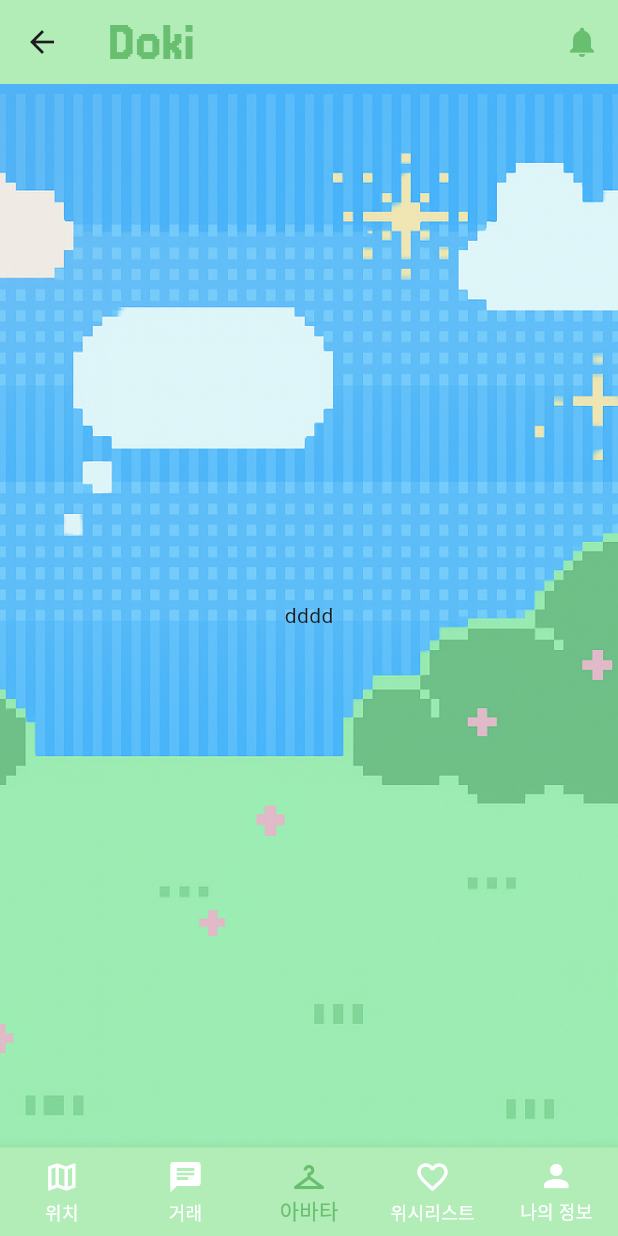
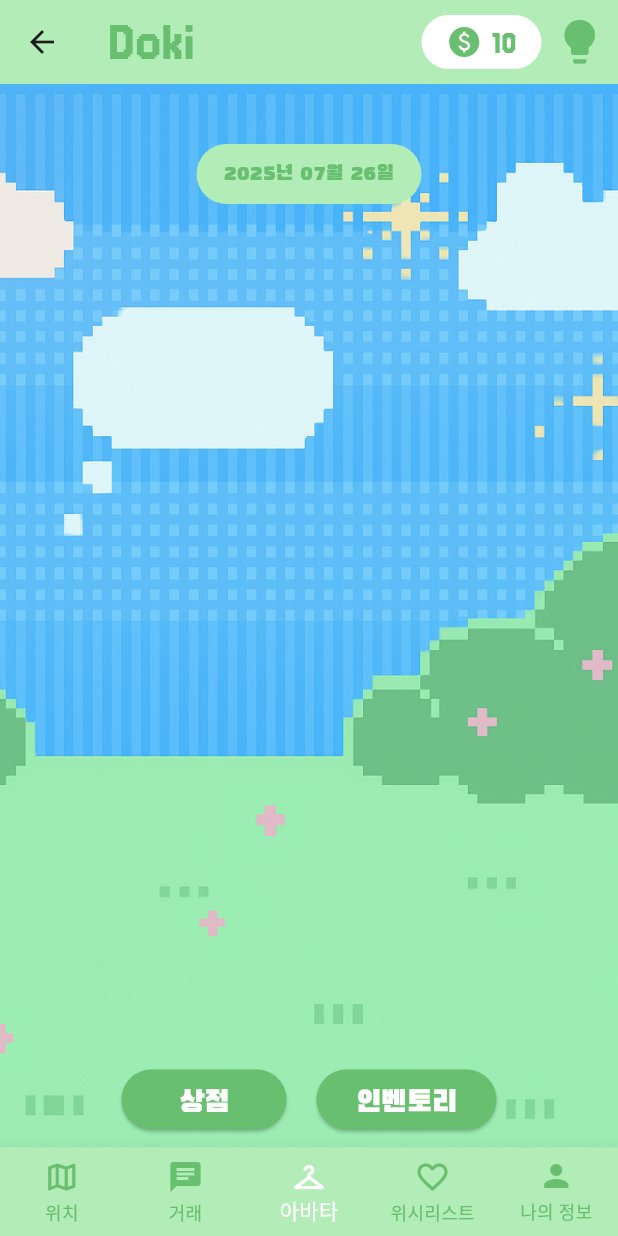
Before and after one commit to Eora-Doki/frontend, a Flutter app: the HomePage screen opened directly, on a phone screen of 412 x 824 dp. Run offline on Flutter 3.47's test engine with Material 3 defaults, Android fonts, the phone set to English and light mode, and no system bars; our stand-ins replace flutter_secure_storage, get; accounts and stored records are empty.

Commit message:
[FEAT] 아바타 화면 날짜, 상점 및 인벤토리 버튼 추가

```diff
--- a/lib/screens/avatar.dart
+++ b/lib/screens/avatar.dart
@@ -10,7 +10,9 @@ class AvatarPage extends StatelessWidget {
   @override
   Widget build(BuildContext context) {
     return Center(
-      child: Text('dddd'),
+      child: Text(
+        ''
+      ),
     );
   }
 }
--- a/lib/screens/home.dart
+++ b/lib/screens/home.dart
@@ -1,8 +1,9 @@
-import 'package:doki/screens/avatar.dart';
-import 'package:doki/screens/map.dart';
 import 'package:flutter/material.dart';
 import 'package:get/get.dart';
+import 'package:intl/intl.dart';
 
+import '../screens/avatar.dart';
+import '../screens/map.dart';
 import '../controllers/navigation_controller.dart';
 
 void main() {
@@ -34,6 +35,8 @@ class HomePage extends StatelessWidget {
     MapPage(),
   ];
 
+  final today = DateFormat('yyyy년 MM월 dd일').format(DateTime.now());
+
   @override
   Widget build(BuildContext context) {
     return Scaffold(
@@ -49,9 +52,35 @@ class HomePage extends StatelessWidget {
         ),
 
         actions: [
+          Container(
+            margin: const EdgeInsets.symmetric(vertical: 7),
+            width: 80,
+            decoration: BoxDecoration(
+              borderRadius: BorderRadius.circular(30),
+              color: Colors.white,
+            ),
+            child: const Row(
+              mainAxisSize: MainAxisSize.min,
+              mainAxisAlignment: MainAxisAlignment.center,
+              children: [
+                Icon(Icons.paid, color: Color(0xff69BF70)),
+                Text(
+                  ' 10',
+                  style: TextStyle(
+                    fontFamily: 'Jersey15-Regular',
+                    color: Color(0xff69BF70),
+                    fontSize: 25
+                  ),
+                ),
+              ],
+            ),
+          ),
+
           IconButton(
-            onPressed: () {},
-            icon: const Icon(Icons.notifications, color: Color(0xff69BF70)),
+            onPressed: () {
+              // 알림 기능 추후 개발
+            },
+            icon: const Icon(Icons.lightbulb, color: Color(0xff69BF70), size: 35),
           ),
         ],
       ),
@@ -64,6 +93,123 @@ class HomePage extends StatelessWidget {
               fit: BoxFit.cover,
             ),
           ),
+
+
+          Row(
+            mainAxisAlignment: MainAxisAlignment.center,
+            crossAxisAlignment: CrossAxisAlignment.center,
+            children: [
+              Container(
+                alignment: Alignment.center,
+                padding: const EdgeInsets.only(top: 10, bottom: 10),
+                margin: const EdgeInsets.only(top: 40),
+                width: 150,
+                height: 40,
+                decoration: const BoxDecoration(
+                  color: Color(0xffB2ECB7),
+                  borderRadius: BorderRadius.all(Radius.circular(20)),
+                ),
+                child: Text(
+                  today,
+                  style: const TextStyle(
+                    fontFamily: 'BlackHanSans-Regular',
+                    color: Color(0xff69BF70),
+                  ),
+                ),
+              ),
+            ],
+          ),
+
+          Align(
+            alignment: Alignment.bottomCenter,
+            child: Padding(
+              padding: const EdgeInsets.all(8.0),
+              child: Row(
+                mainAxisAlignment: MainAxisAlignment.center,
+                children: [
+                  SizedBox(
+                    width: 110,
+                    child: ElevatedButton(
+                      style: ElevatedButton.styleFrom(
+                        backgroundColor: const Color(0xff69BF70),
+                        foregroundColor: Colors.white,
+                      ),
+                      onPressed: () {
+                        showModalBottomSheet(
+                          context: context,
+                          shape: const RoundedRectangleBorder(
+                            borderRadius: BorderRadius.vertical(top: Radius.circular(20)),
+                          ),
+                          backgroundColor: Colors.white,
+                          builder: (context) {
+                            return const Padding(
+                              padding: EdgeInsets.all(20),
+                              child: SizedBox(
+                                height: 300,
+                              ),
+                            );
+                          },
+                        );
+                      },
+                      child: const Padding(
+                        padding: EdgeInsets.only(top: 5),
+                        child: Text(
+                          '상점',
+                          style: TextStyle(
+                            fontFamily: 'BlackHanSans-Regular',
+                            fontSize: 20,
+                          ),
+                        ),
+                      ),
+                    ),
+                  ),
+
+                  const SizedBox(width: 20),
+
+                  SizedBox(
+                    width: 120,
+                    child: ElevatedButton(
+                      style: ElevatedButton.styleFrom(
+                        backgroundColor: const Color(0xff69BF70),
+                        foregroundColor: Colors.white,
+                      ),
+                      onPressed: () {
+                        showModalBottomSheet(
+                          context: context,
+                          shape: const RoundedRectangleBorder(
+                            borderRadius: BorderRadius.vertical(top: Radius.circular(20)),
+                          ),
+                          backgroundColor: Colors.white,
+                          builder: (context) {
+                            return const SafeArea(
+                              child: Padding(
+                                padding: EdgeInsets.all(0),
+                                child: SizedBox(
+                                  height: 300,
+                                  width: 500,
+                                ),
+                              ),
+                            );
+                          },
+                        );
+                      },
+                      child: const Padding(
+                        padding: EdgeInsets.only(top: 5),
+                        child: Text(
+                          '인벤토리',
+                          style: TextStyle(
+                            fontFamily: 'BlackHanSans-Regular',
+                            fontSize: 20,
+                          ),
+                        ),
+                      ),
+                    ),
+                  ),
+                ],
+              ),
+            ),
+          ),
+
           Obx(() => IndexedStack(
             index: controller.selectedIndex.value,
             children: _pages,
@@ -71,12 +217,17 @@ class HomePage extends StatelessWidget {
         ],
       ),
 
-      bottomNavigationBar: Obx(() => BottomNavigationBar(
+      bottomNavigationBar: Obx(() => Theme(
+        data: Theme.of(context).copyWith(
+          splashColor: const Color(0xffBFEAC2),
+          highlightColor: const Color(0xffBFEAC2),
+        ),
+        child: BottomNavigationBar(
           type: BottomNavigationBarType.fixed,
           backgroundColor: const Color(0xffB2ECB7),
           currentIndex: controller.selectedIndex.value,
-        selectedItemColor: const Color(0xff69BF70),
-        unselectedItemColor: Colors.white,
+          selectedItemColor: Colors.white,
+          unselectedItemColor: const Color(0xff69BF70),
           onTap: controller.changeIndex,
           items: const [
             BottomNavigationBarItem(icon: Icon(Icons.map_outlined), label: '위치'),
@@ -85,6 +236,7 @@ class HomePage extends StatelessWidget {
             BottomNavigationBarItem(icon: Icon(Icons.favorite_border), label: '위시리스트'),
             BottomNavigationBarItem(icon: Icon(Icons.person), label: '나의 정보'),
           ],
+        ),
       )),
     );
   }
--- a/lib/screens/map.dart
+++ b/lib/screens/map.dart
@@ -15,7 +15,7 @@ class _MapPageState extends State<MapPage> {
         child: Column(
           children: [
             Text(
-              'ㅎㅇ',
+              '지도',
             )
           ],
         ),
--- a/pubspec.yaml
+++ b/pubspec.yaml
@@ -33,6 +33,7 @@ dependencies:
   http: ^0.13.6
   shared_preferences: ^2.2.2
   get: ^4.7.2
+  intl: ^0.18.1
 
   # The following adds the Cupertino Icons font to your application.
   # Use with the CupertinoIcons class for iOS style icons.
```
Also changed, not shown: pubspec.lock. Lines whose indentation alone changed are shown as unchanged.
